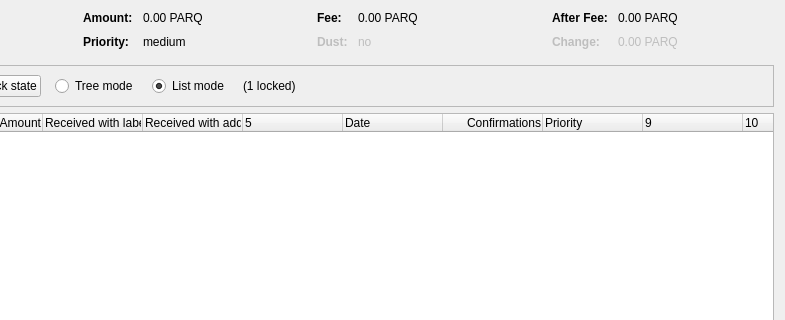
BareCrypto/bare-core, file src/qt/forms/coincontroldialog.ui: the form before one commit; both pictures show x 169 to 954 and y 0 to 320 of the 954 by 500 pixel window.
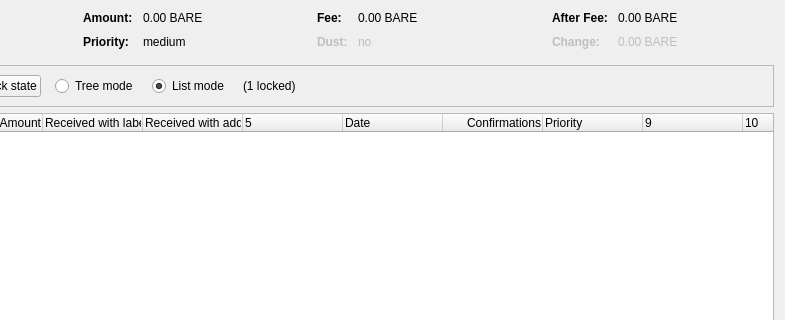
The form after the commit. Custom widgets are drawn as their Qt base class.

Diff of the .ui file:
```diff
--- a/src/qt/forms/coincontroldialog.ui
+++ b/src/qt/forms/coincontroldialog.ui
@@ -132,7 +132,7 @@
           <enum>Qt::ActionsContextMenu</enum>
          </property>
          <property name="text">
-          <string notr="true">0.00 PARQ</string>
+          <string notr="true">0.00 BARE</string>
          </property>
          <property name="textInteractionFlags">
           <set>Qt::LinksAccessibleByMouse|Qt::TextSelectableByKeyboard|Qt::TextSelectableByMouse</set>
@@ -206,7 +206,7 @@
           <enum>Qt::ActionsContextMenu</enum>
          </property>
          <property name="text">
-          <string notr="true">0.00 PARQ</string>
+          <string notr="true">0.00 BARE</string>
          </property>
          <property name="textInteractionFlags">
           <set>Qt::LinksAccessibleByMouse|Qt::TextSelectableByKeyboard|Qt::TextSelectableByMouse</set>
@@ -286,7 +286,7 @@
           <enum>Qt::ActionsContextMenu</enum>
          </property>
          <property name="text">
-          <string notr="true">0.00 PARQ</string>
+          <string notr="true">0.00 BARE</string>
          </property>
          <property name="textInteractionFlags">
           <set>Qt::LinksAccessibleByMouse|Qt::TextSelectableByKeyboard|Qt::TextSelectableByMouse</set>
@@ -321,7 +321,7 @@
           <enum>Qt::ActionsContextMenu</enum>
          </property>
          <property name="text">
-          <string notr="true">0.00 PARQ</string>
+          <string notr="true">0.00 BARE</string>
          </property>
          <property name="textInteractionFlags">
           <set>Qt::LinksAccessibleByMouse|Qt::TextSelectableByKeyboard|Qt::TextSelectableByMouse</set>
```
